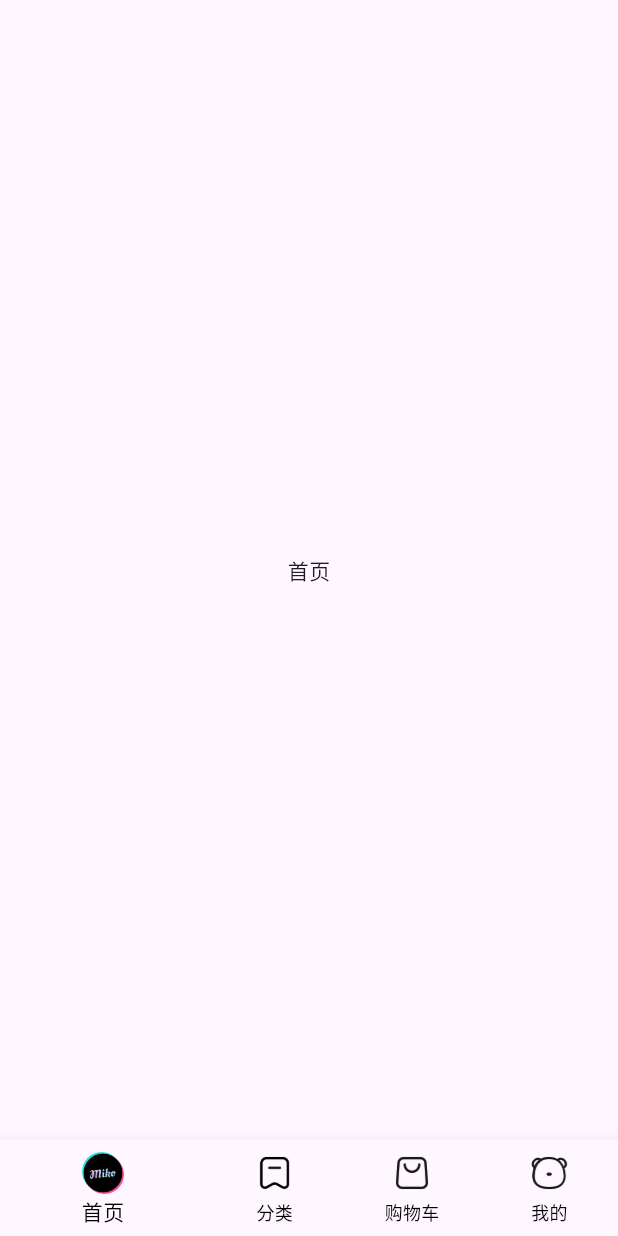
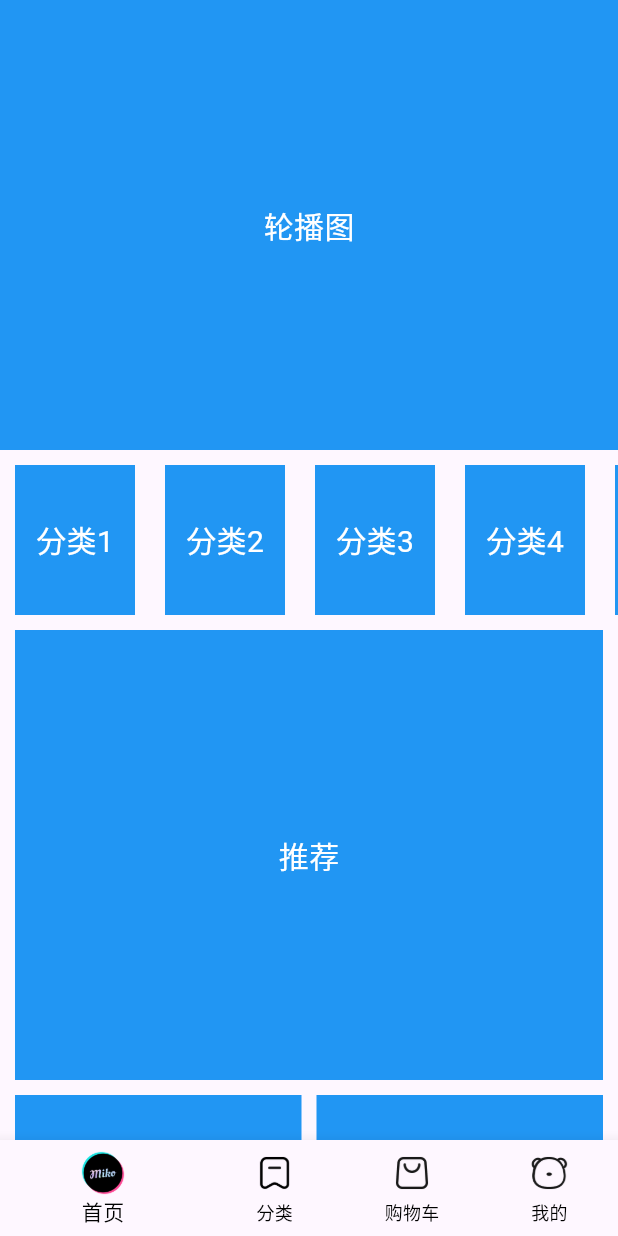
Before and after one commit to heima-A/gb_shop, a Flutter app: the screen it shows after launch, on a phone screen of 412 x 824 dp. Run offline on Flutter 3.47's test engine with Material 3 defaults, Android fonts, the phone set to English and light mode, and no system bars.

Commit message:
完成首页的基本布局

```diff
--- /dev/null
+++ b/lib/components/Home/GbCatefory.dart
@@ -0,0 +1,34 @@
+import 'package:flutter/material.dart';
+
+class Gbcatefory extends StatefulWidget {
+  Gbcatefory({Key? key}) : super(key: key);
+
+  @override
+  _GbcateforyState createState() => _GbcateforyState();
+}
+
+class _GbcateforyState extends State<Gbcatefory> {
+  @override
+  Widget build(BuildContext context) {
+    return SizedBox(
+      height: 100,
+      child: ListView.builder(
+        //horizontal 水平方向
+        scrollDirection: Axis.horizontal,
+        itemCount: 10,
+        itemBuilder: (BuildContext centext,int index){
+          return Container(
+            //设置宽度
+            width: 80,
+            height: 100,
+            margin: EdgeInsets.symmetric(horizontal: 10),
+            alignment: Alignment.center,
+            color: Colors.blue,
+            child: Text('分类${index+1}',style: TextStyle(fontSize: 20,color: Colors.white)),
+          );
+
+        },
+        ),
+    );
+  }
+}
--- /dev/null
+++ b/lib/components/Home/GbHot.dart
@@ -0,0 +1,21 @@
+import 'package:flutter/material.dart';
+
+class Gbhot extends StatefulWidget {
+  Gbhot({Key? key}) : super(key: key);
+
+  @override
+  _GbhotState createState() => _GbhotState();
+}
+
+class _GbhotState extends State<Gbhot> {
+  @override
+  Widget build(BuildContext context) {
+    return Container(
+      padding: EdgeInsets.all(10),
+      height: 200,
+      alignment: Alignment.center,
+      color: Colors.blue,
+       child: Text('爆款推荐',style: TextStyle(fontSize: 20,color: Colors.white),),
+    );
+  }
+}
--- /dev/null
+++ b/lib/components/Home/GbMoreList.dart
@@ -0,0 +1,30 @@
+import 'package:flutter/material.dart';
+
+class Gbmorelist extends StatefulWidget {
+  Gbmorelist({Key? key}) : super(key: key);
+
+  @override
+  _GbmorelistState createState() => _GbmorelistState();
+}
+
+class _GbmorelistState extends State<Gbmorelist> {
+  @override
+  Widget build(BuildContext context) {
+    return SliverGrid.builder(
+      gridDelegate: SliverGridDelegateWithFixedCrossAxisCount(
+        //主轴方向的间距
+        mainAxisSpacing: 10,
+        //交叉轴方向的间距
+        crossAxisSpacing: 10,
+        //每个网格的宽度
+        crossAxisCount: 2,
+        ),
+      itemBuilder: (BuildContext context,int index){
+        return Container(
+          color: Colors.blue,
+          child: Text('商品',style: TextStyle(fontSize: 20,color: Colors.white)),
+          alignment: Alignment.center,
+        );
+      });
+  }
+}
--- /dev/null
+++ b/lib/components/Home/GbSlider.dart
@@ -0,0 +1,20 @@
+import 'package:flutter/material.dart';
+
+class Gbslider extends StatefulWidget {
+  Gbslider({Key? key}) : super(key: key);
+
+  @override
+  _GbsliderState createState() => _GbsliderState();
+}
+
+class _GbsliderState extends State<Gbslider> {
+  @override
+  Widget build(BuildContext context) {
+    return Container(
+      alignment: Alignment.center,
+      height: 300,
+      color: Colors.blue,
+       child: Text('轮播图',style: TextStyle(fontSize: 20,color: Colors.white),),
+    );
+  }
+}
--- /dev/null
+++ b/lib/components/Home/GbSuggestion.dart
@@ -0,0 +1,22 @@
+import 'package:flutter/material.dart';
+
+class Gbsuggestion extends StatefulWidget {
+  Gbsuggestion({Key? key}) : super(key: key);
+
+  @override
+  _GbsuggestionState createState() => _GbsuggestionState();
+}
+
+class _GbsuggestionState extends State<Gbsuggestion> {
+  @override
+  Widget build(BuildContext context) {
+    return
+    Padding(padding: EdgeInsets.symmetric(horizontal: 10),
+    child: Container(
+      alignment: Alignment.center,
+      height: 300,
+      color: Colors.blue,
+       child: Text('推荐',style: TextStyle(fontSize: 20,color: Colors.white),),
+    ));
+  }
+}
--- a/lib/pages/Home/Home.dart
+++ b/lib/pages/Home/Home.dart
@@ -1,4 +1,9 @@
 import 'package:flutter/material.dart';
+import 'package:gb_shop/components/Home/GbCatefory.dart';
+import 'package:gb_shop/components/Home/GbHot.dart';
+import 'package:gb_shop/components/Home/GbMoreList.dart';
+import 'package:gb_shop/components/Home/GbSlider.dart';
+import 'package:gb_shop/components/Home/GbSuggestion.dart';
 
 class HomeView extends StatefulWidget {
   HomeView({Key? key}) : super(key: key);
@@ -8,10 +13,43 @@ class HomeView extends StatefulWidget {
 }
 
 class _HomeViewState extends State<HomeView> {
+  List<Widget> _getScrollChliderr (){
+      return [
+        //包裹普通widget的sliver家族的组件
+        SliverToBoxAdapter(child: Gbslider()),
+        //放置间隔组件
+        SliverToBoxAdapter(child: SizedBox(height: 10)),
+        //防止分类组件
+        SliverToBoxAdapter(child:Gbcatefory()),
+
+         //放置间隔组件
+        SliverToBoxAdapter(child: SizedBox(height: 10)),
+        //放置推荐组件
+        SliverToBoxAdapter(child: Gbsuggestion()),
+        //放置间隔组件
+        SliverToBoxAdapter(child: SizedBox(height: 10)),
+        //放置爆款组件
+        SliverToBoxAdapter(
+          child: Padding(
+          padding: EdgeInsets.symmetric(horizontal: 10),
+          child:  Flex(
+            direction: Axis.horizontal,
+            children: [
+              Expanded(child: Gbhot()),
+              SizedBox(width: 10),
+              Expanded(child: Gbhot())
+              ])),
+      ),
+      SliverToBoxAdapter(child: SizedBox(height: 10)),
+      Gbmorelist(),
+      ];
+  }
   @override
   Widget build(BuildContext context) {
     return Center(
-      child: Text('首页'),
+      child: CustomScrollView(
+        slivers: _getScrollChliderr(),
+      ),
     );
   }
 }
```
